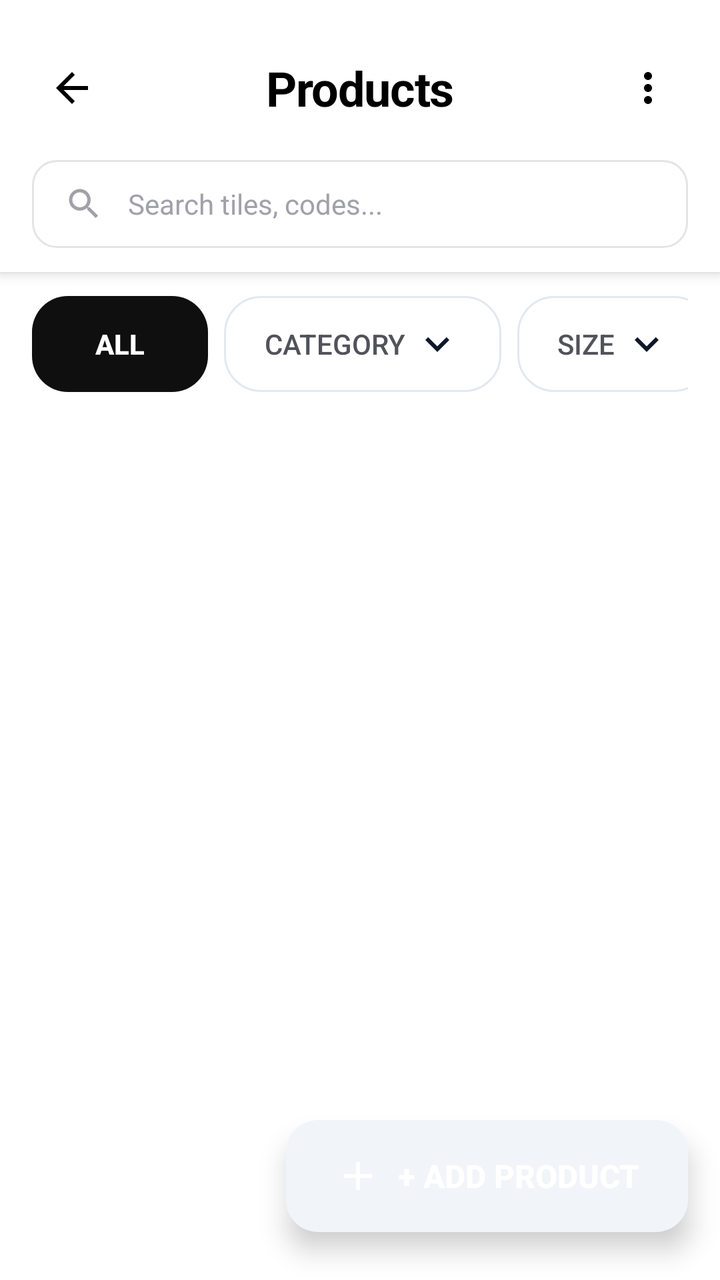
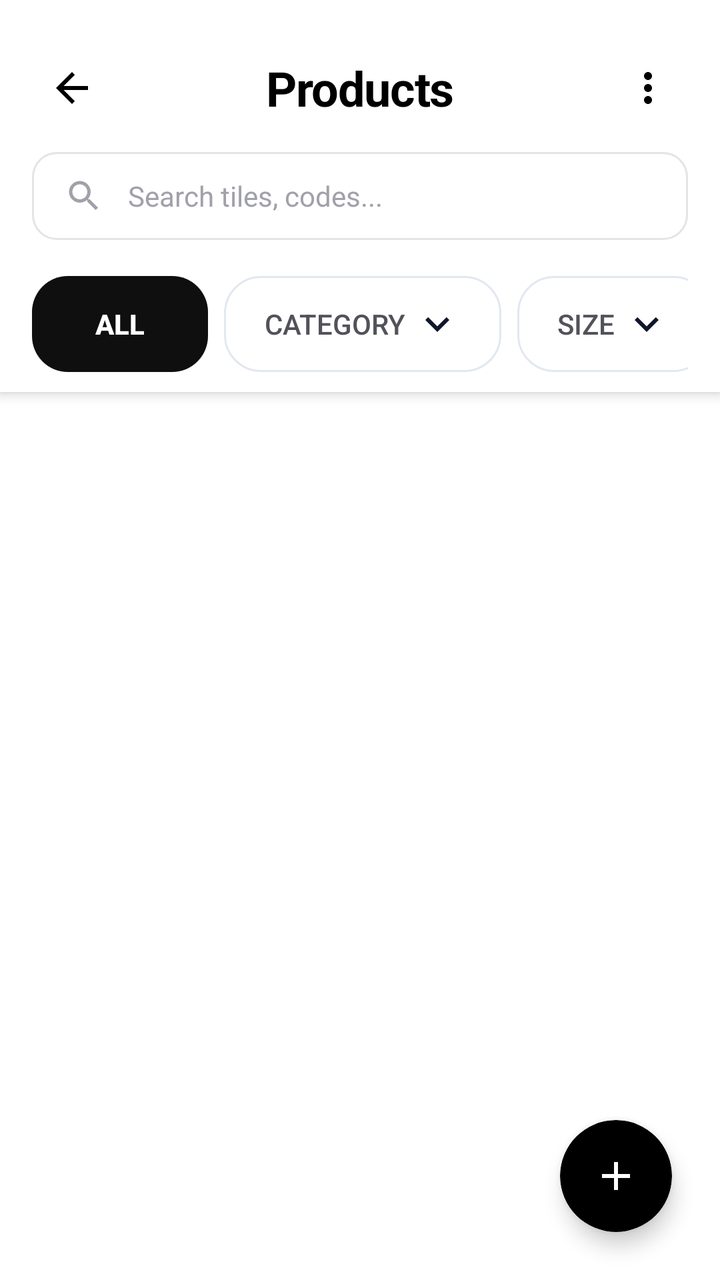

Compare the two renders of this Android layout. The source of the first and the diff that turns it into the second are given below.
<!-- AndroidManifest.xml: activity theme AppTheme -->
<!-- res/layout/activity_products.xml -->
<?xml version="1.0" encoding="utf-8"?>
<RelativeLayout xmlns:android="http://schemas.android.com/apk/res/android"
    xmlns:app="http://schemas.android.com/apk/res-auto"
    android:layout_width="match_parent"
    android:layout_height="match_parent"
    android:background="@color/background_light"
    android:fitsSystemWindows="true">

    
    <ScrollView
        android:layout_width="match_parent"
        android:layout_height="match_parent"
        android:fillViewport="true"
        android:fitsSystemWindows="true">

        <LinearLayout
            android:layout_width="match_parent"
            android:layout_height="wrap_content"
            android:orientation="vertical"
            android:paddingBottom="100dp">

            
            <LinearLayout
                android:layout_width="match_parent"
                android:layout_height="wrap_content"
                android:orientation="vertical"
                android:background="@color/white"
                android:paddingTop="24dp"
                android:paddingBottom="12dp"
                android:elevation="4dp">

                
                <LinearLayout
                    android:layout_width="match_parent"
                    android:layout_height="wrap_content"
                    android:orientation="horizontal"
                    android:paddingHorizontal="16dp"
                    android:paddingBottom="12dp"
                    android:gravity="center_vertical">

                    
                    <ImageView
                        android:id="@+id/btnBack"
                        android:layout_width="40dp"
                        android:layout_height="40dp"
                        android:src="@drawable/ic_arrow_back"
                        android:tint="@color/primary_color"
                        android:background="?attr/selectableItemBackgroundBorderless"
                        android:clickable="true"
                        android:focusable="true"
                        android:padding="8dp" />

                    
                    <TextView
                        android:layout_width="0dp"
                        android:layout_height="wrap_content"
                        android:layout_weight="1"
                        android:text="Products"
                        android:textColor="@color/primary_color"
                        android:textSize="24sp"
                        android:textStyle="bold"
                        android:gravity="center"
                        android:letterSpacing="-0.02" />

                    
                    <ImageView
                        android:id="@+id/btnMore"
                        android:layout_width="40dp"
                        android:layout_height="40dp"
                        android:src="@drawable/ic_more_vert"
                        android:tint="@color/primary_color"
                        android:background="?attr/selectableItemBackgroundBorderless"
                        android:clickable="true"
                        android:focusable="true"
                        android:padding="8dp" />

                </LinearLayout>

                
                <LinearLayout
                    android:layout_width="match_parent"
                    android:layout_height="wrap_content"
                    android:orientation="horizontal"
                    android:paddingHorizontal="16dp"
                    android:paddingTop="4dp">

                    <LinearLayout
                        android:layout_width="match_parent"
                        android:layout_height="wrap_content"
                        android:orientation="horizontal"
                        android:background="@drawable/bg_search_bar"
                        android:paddingVertical="12dp"
                        android:paddingHorizontal="16dp"
                        android:gravity="center_vertical">

                        
                        <ImageView
                            android:layout_width="20dp"
                            android:layout_height="20dp"
                            android:src="@drawable/ic_search"
                            android:tint="@color/zinc_400"
                            android:layout_marginEnd="12dp" />

                        
                        <EditText
                            android:layout_width="0dp"
                            android:layout_height="wrap_content"
                            android:layout_weight="1"
                            android:hint="Search tiles, codes..."
                            android:textColor="@color/primary_color"
                            android:textColorHint="@color/zinc_400"
                            android:textSize="14sp"
                            android:background="@null"
                            android:padding="0dp"
                            android:maxLines="1" />

                    </LinearLayout>

                </LinearLayout>

            </LinearLayout>

            
            <HorizontalScrollView
                android:layout_width="match_parent"
                android:layout_height="wrap_content"
                android:scrollbars="none"
                android:paddingHorizontal="16dp"
                android:paddingVertical="12dp"
                android:background="@color/background_light">

                <LinearLayout
                    android:layout_width="wrap_content"
                    android:layout_height="wrap_content"
                    android:orientation="horizontal"
                    android:gravity="center_vertical">

                    
                    <Button
                        android:id="@+id/btnAll"
                        android:layout_width="wrap_content"
                        android:layout_height="wrap_content"
                        android:text="All"
                        android:textColor="@color/white"
                        android:textSize="14sp"
                        android:textStyle="bold"
                        android:background="@drawable/bg_filter_chip_active"
                        android:paddingVertical="8dp"
                        android:paddingHorizontal="20dp"
                        android:layout_marginEnd="8dp"
                        android:stateListAnimator="@null" />

                    
                    <Button
                        android:id="@+id/btnCategory"
                        android:layout_width="wrap_content"
                        android:layout_height="wrap_content"
                        android:text="Category"
                        android:textColor="@color/zinc_600"
                        android:textSize="14sp"
                        android:drawableEnd="@drawable/ic_expand_more"
                        android:drawablePadding="4dp"
                        android:background="@drawable/bg_filter_chip"
                        android:paddingVertical="8dp"
                        android:paddingHorizontal="20dp"
                        android:layout_marginEnd="8dp"
                        android:stateListAnimator="@null" />

                    
                    <Button
                        android:id="@+id/btnSize"
                        android:layout_width="wrap_content"
                        android:layout_height="wrap_content"
                        android:text="Size"
                        android:textColor="@color/zinc_600"
                        android:textSize="14sp"
                        android:drawableEnd="@drawable/ic_expand_more"
                        android:drawablePadding="4dp"
                        android:background="@drawable/bg_filter_chip"
                        android:paddingVertical="8dp"
                        android:paddingHorizontal="20dp"
                        android:layout_marginEnd="8dp"
                        android:stateListAnimator="@null" />

                    
                    <Button
                        android:id="@+id/btnStock"
                        android:layout_width="wrap_content"
                        android:layout_height="wrap_content"
                        android:text="Stock"
                        android:textColor="@color/zinc_600"
                        android:textSize="14sp"
                        android:drawableEnd="@drawable/ic_expand_more"
                        android:drawablePadding="4dp"
                        android:background="@drawable/bg_filter_chip"
                        android:paddingVertical="8dp"
                        android:paddingHorizontal="20dp"
                        android:stateListAnimator="@null" />

                </LinearLayout>

            </HorizontalScrollView>

            
            <LinearLayout
                android:layout_width="match_parent"
                android:layout_height="wrap_content"
                android:orientation="vertical"
                android:paddingHorizontal="16dp"
                android:paddingTop="8dp"
                android:paddingBottom="24dp">

                <androidx.recyclerview.widget.RecyclerView
                    android:id="@+id/recyclerViewProducts"
                    android:layout_width="match_parent"
                    android:layout_height="wrap_content"
                    android:clipToPadding="false"
                    android:nestedScrollingEnabled="false" />

            </LinearLayout>


        </LinearLayout>

    </ScrollView>

    
    <Button
        android:id="@+id/btnAddProduct"
        android:layout_width="wrap_content"
        android:layout_height="wrap_content"
        android:text="+ Add Product"
        android:textColor="@color/white"
        android:textSize="16sp"
        android:textStyle="bold"
        android:drawableStart="@drawable/ic_add"
        android:drawablePadding="8dp"
        android:background="@drawable/bg_add_button"
        android:paddingVertical="16dp"
        android:paddingHorizontal="24dp"
        android:layout_alignParentBottom="true"
        android:layout_alignParentEnd="true"
        android:layout_marginBottom="24dp"
        android:layout_marginEnd="16dp"
        android:elevation="8dp"
        android:stateListAnimator="@null" />

</RelativeLayout>
<!-- resources referenced by this layout -->
<resources>
  <color name="background_light">#ffffff</color>
  <color name="primary_color">#FF000000</color>
  <color name="white">#FFFFFFFF</color>
  <color name="zinc_400">#a1a1aa</color>
  <color name="zinc_600">#52525b</color>
  <!-- drawable bg_add_button (drawable) -->
  <?xml version="1.0" encoding="utf-8"?>
  <shape xmlns:android="http://schemas.android.com/apk/res/android">
      <solid android:color="@color/slate_100" />
      <corners android:radius="16dp" />
  </shape>
  <!-- drawable bg_filter_chip (drawable) -->
  <?xml version="1.0" encoding="utf-8"?>
  <shape xmlns:android="http://schemas.android.com/apk/res/android">
      <solid android:color="@color/white" />
      <stroke android:width="1dp" android:color="@color/slate_200" />
      <corners android:radius="18dp" />
  </shape>
  <!-- drawable bg_filter_chip_active (drawable) -->
  <?xml version="1.0" encoding="utf-8"?>
  <shape xmlns:android="http://schemas.android.com/apk/res/android">
      <solid android:color="@color/primary" />
      <corners android:radius="18dp" />
  </shape>
  <!-- drawable bg_search_bar (drawable) -->
  <?xml version="1.0" encoding="utf-8"?>
  <shape xmlns:android="http://schemas.android.com/apk/res/android">
      <solid android:color="@color/white" />
      <stroke android:width="1dp" android:color="@color/zinc_200" />
      <corners android:radius="12dp" />
  </shape>
  <!-- drawable ic_add (drawable) -->
  <vector xmlns:android="http://schemas.android.com/apk/res/android"
      android:width="24dp"
      android:height="24dp"
      android:viewportWidth="24"
      android:viewportHeight="24">
      <path
          android:fillColor="@color/white"
          android:pathData="M19 13h-6v6h-2v-6H5v-2h6V5h2v6h6v2z" />
  </vector>
  <!-- drawable ic_arrow_back (drawable) -->
  <?xml version="1.0" encoding="utf-8"?>
  <vector xmlns:android="http://schemas.android.com/apk/res/android"
      android:width="24dp"
      android:height="24dp"
      android:viewportWidth="24"
      android:viewportHeight="24"
      android:tint="@color/slate_900">
      <path
          android:fillColor="@android:color/white"
          android:pathData="M20,11H7.83l5.59,-5.59L12,4l-8,8 8,8 1.41,-1.41L7.83,13H20v-2z"/>
  </vector>
  <!-- drawable ic_expand_more (drawable) -->
  <?xml version="1.0" encoding="utf-8"?>
  <vector xmlns:android="http://schemas.android.com/apk/res/android"
      android:width="24dp"
      android:height="24dp"
      android:viewportWidth="24"
      android:viewportHeight="24"
      android:tint="@color/slate_900">
      <path
          android:fillColor="@android:color/white"
          android:pathData="M16.59,8.59L12,13.17 7.41,8.59 6,10l6,6 6,-6z"/>
  </vector>
  <!-- drawable ic_more_vert (drawable) -->
  <?xml version="1.0" encoding="utf-8"?>
  <vector xmlns:android="http://schemas.android.com/apk/res/android"
      android:width="24dp"
      android:height="24dp"
      android:viewportWidth="24"
      android:viewportHeight="24">
      <path
          android:fillColor="#000000"
          android:pathData="M12,8c1.1,0,2,-0.9,2,-2s-0.9,-2,-2,-2s-2,0.9,-2,2S10.9,8,12,8zM12,10c-1.1,0,-2,0.9,-2,2s0.9,2,2,2s2,-0.9,2,-2S13.1,10,12,10zM12,16c-1.1,0,-2,0.9,-2,2s0.9,2,2,2s2,-0.9,2,-2S13.1,16,12,16z"/>
  </vector>
  <!-- drawable ic_search (drawable) -->
  <vector xmlns:android="http://schemas.android.com/apk/res/android"
      android:width="24dp"
      android:height="24dp"
      android:viewportWidth="24"
      android:viewportHeight="24">
      <path
          android:fillColor="@color/white"
          android:pathData="M15.5 14h-0.79l-0.28-0.27C15.41 12.59 16 11.11 16 9.5 16 5.91 13.09 3 9.5 3S3 5.91 3 9.5 5.91 16 9.5 16c1.61 0 3.09-0.59 4.23-1.57l0.27 0.28v0.79l5 4.99L20.49 19l-4.99-5zm-6 0C7.01 14 5 11.99 5 9.5S7.01 5 9.5 5 14 7.01 14 9.5 11.99 14 9.5 14z" />
  </vector>
  <color name="slate_100">#F1F5F9</color>
  <color name="slate_200">#E2E8F0</color>
  <color name="primary">#0F0F0F</color>
  <color name="zinc_200">#e4e4e7</color>
  <color name="slate_900">#0F172A</color>
  <!-- unchanged entries left out for length: 1 -->
</resources>

<!-- the commit's change to res/layout/activity_products.xml (unified diff, before → after) -->
@@ -7,242 +7,225 @@
     android:fitsSystemWindows="true">
 
     
-    <ScrollView
+    <LinearLayout
+        android:id="@+id/headerSection"
         android:layout_width="match_parent"
-        android:layout_height="match_parent"
-        android:fillViewport="true"
-        android:fitsSystemWindows="true">
-
+        android:layout_height="wrap_content"
+        android:orientation="vertical"
+        android:background="@color/white"
+        android:elevation="4dp"
+        android:layout_alignParentTop="true">
+
+        
         <LinearLayout
             android:layout_width="match_parent"
             android:layout_height="wrap_content"
-            android:orientation="vertical"
-            android:paddingBottom="100dp">
+            android:orientation="horizontal"
+            android:paddingHorizontal="16dp"
+            android:paddingTop="24dp"
+            android:paddingBottom="12dp"
+            android:gravity="center_vertical">
 
             
+            <ImageView
+                android:id="@+id/btnBack"
+                android:layout_width="40dp"
+                android:layout_height="40dp"
+                android:src="@drawable/ic_arrow_back"
+                android:tint="@color/primary_color"
+                android:background="?attr/selectableItemBackgroundBorderless"
+                android:clickable="true"
+                android:focusable="true"
+                android:padding="8dp" />
+
+            
+            <TextView
+                android:layout_width="0dp"
+                android:layout_height="wrap_content"
+                android:layout_weight="1"
+                android:text="Products"
+                android:textColor="@color/primary_color"
+                android:textSize="24sp"
+                android:textStyle="bold"
+                android:gravity="center"
+                android:maxLines="1"
+                android:ellipsize="end"
+                android:letterSpacing="-0.02" />
+
+            
+            <ImageView
+                android:id="@+id/btnMore"
+                android:layout_width="40dp"
+                android:layout_height="40dp"
+                android:src="@drawable/ic_more_vert"
+                android:tint="@color/primary_color"
+                android:background="?attr/selectableItemBackgroundBorderless"
+                android:clickable="true"
+                android:focusable="true"
+                android:padding="8dp" />
+
+        </LinearLayout>
+
+        
+        <LinearLayout
+            android:layout_width="match_parent"
+            android:layout_height="wrap_content"
+            android:orientation="horizontal"
+            android:paddingHorizontal="16dp"
+            android:paddingBottom="8dp">
+
             <LinearLayout
                 android:layout_width="match_parent"
                 android:layout_height="wrap_content"
-                android:orientation="vertical"
-                android:background="@color/white"
-                android:paddingTop="24dp"
-                android:paddingBottom="12dp"
-                android:elevation="4dp">
-
-                
-                <LinearLayout
-                    android:layout_width="match_parent"
-                    android:layout_height="wrap_content"
-                    android:orientation="horizontal"
-                    android:paddingHorizontal="16dp"
-                    android:paddingBottom="12dp"
-                    android:gravity="center_vertical">
-
-                    
-                    <ImageView
-                        android:id="@+id/btnBack"
-                        android:layout_width="40dp"
-                        android:layout_height="40dp"
-                        android:src="@drawable/ic_arrow_back"
-                        android:tint="@color/primary_color"
-                        android:background="?attr/selectableItemBackgroundBorderless"
-                        android:clickable="true"
-                        android:focusable="true"
-                        android:padding="8dp" />
-
-                    
-                    <TextView
-                        android:layout_width="0dp"
-                        android:layout_height="wrap_content"
-                        android:layout_weight="1"
-                        android:text="Products"
-                        android:textColor="@color/primary_color"
-                        android:textSize="24sp"
-                        android:textStyle="bold"
-                        android:gravity="center"
-                        android:letterSpacing="-0.02" />
-
-                    
-                    <ImageView
-                        android:id="@+id/btnMore"
-                        android:layout_width="40dp"
-                        android:layout_height="40dp"
-                        android:src="@drawable/ic_more_vert"
-                        android:tint="@color/primary_color"
-                        android:background="?attr/selectableItemBackgroundBorderless"
-                        android:clickable="true"
-                        android:focusable="true"
-                        android:padding="8dp" />
-
-                </LinearLayout>
-
-                
-                <LinearLayout
-                    android:layout_width="match_parent"
-                    android:layout_height="wrap_content"
-                    android:orientation="horizontal"
-                    android:paddingHorizontal="16dp"
-                    android:paddingTop="4dp">
-
-                    <LinearLayout
-                        android:layout_width="match_parent"
-                        android:layout_height="wrap_content"
-                        android:orientation="horizontal"
-                        android:background="@drawable/bg_search_bar"
-                        android:paddingVertical="12dp"
-                        android:paddingHorizontal="16dp"
-                        android:gravity="center_vertical">
-
-                        
-                        <ImageView
-                            android:layout_width="20dp"
-                            android:layout_height="20dp"
-                            android:src="@drawable/ic_search"
-                            android:tint="@color/zinc_400"
-                            android:layout_marginEnd="12dp" />
-
-                        
-                        <EditText
-                            android:layout_width="0dp"
-                            android:layout_height="wrap_content"
-                            android:layout_weight="1"
-                            android:hint="Search tiles, codes..."
-                            android:textColor="@color/primary_color"
-                            android:textColorHint="@color/zinc_400"
-                            android:textSize="14sp"
-                            android:background="@null"
-                            android:padding="0dp"
-                            android:maxLines="1" />
-
-                    </LinearLayout>
-
-                </LinearLayout>
+                android:orientation="horizontal"
+                android:background="@drawable/bg_search_bar"
+                android:paddingVertical="12dp"
+                android:paddingHorizontal="16dp"
+                android:gravity="center_vertical">
+
+                
+                <ImageView
+                    android:layout_width="20dp"
+                    android:layout_height="20dp"
+                    android:src="@drawable/ic_search"
+                    android:tint="@color/zinc_400"
+                    android:layout_marginEnd="12dp" />
+
+                
+                <EditText
+                    android:layout_width="0dp"
+                    android:layout_height="wrap_content"
+                    android:layout_weight="1"
+                    android:hint="Search tiles, codes..."
+                    android:textColor="@color/primary_color"
+                    android:textColorHint="@color/zinc_400"
+                    android:textSize="14sp"
+                    android:background="@null"
+                    android:padding="0dp"
+                    android:maxLines="1" />
 
             </LinearLayout>
 
-            
-            <HorizontalScrollView
-                android:layout_width="match_parent"
+        </LinearLayout>
+
+        
+        <HorizontalScrollView
+            android:layout_width="match_parent"
+            android:layout_height="wrap_content"
+            android:scrollbars="none"
+            android:paddingHorizontal="16dp"
+            android:paddingVertical="10dp"
+            android:background="@color/white">
+
+            <LinearLayout
+                android:layout_width="wrap_content"
                 android:layout_height="wrap_content"
-                android:scrollbars="none"
-                android:paddingHorizontal="16dp"
-                android:paddingVertical="12dp"
-                android:background="@color/background_light">
-
-                <LinearLayout
-                    android:layout_width="wrap_content"
-                    android:layout_height="wrap_content"
-                    android:orientation="horizontal"
-                    android:gravity="center_vertical">
-
-                    
-                    <Button
-                        android:id="@+id/btnAll"
-                        android:layout_width="wrap_content"
-                        android:layout_height="wrap_content"
-                        android:text="All"
-                        android:textColor="@color/white"
-                        android:textSize="14sp"
-                        android:textStyle="bold"
-                        android:background="@drawable/bg_filter_chip_active"
-                        android:paddingVertical="8dp"
-                        android:paddingHorizontal="20dp"
-                        android:layout_marginEnd="8dp"
-                        android:stateListAnimator="@null" />
-
-                    
-                    <Button
-                        android:id="@+id/btnCategory"
-                        android:layout_width="wrap_content"
-                        android:layout_height="wrap_content"
-                        android:text="Category"
-                        android:textColor="@color/zinc_600"
-                        android:textSize="14sp"
-                        android:drawableEnd="@drawable/ic_expand_more"
-                        android:drawablePadding="4dp"
-                        android:background="@drawable/bg_filter_chip"
-                        android:paddingVertical="8dp"
-                        android:paddingHorizontal="20dp"
-                        android:layout_marginEnd="8dp"
-                        android:stateListAnimator="@null" />
-
-                    
-                    <Button
-                        android:id="@+id/btnSize"
-                        android:layout_width="wrap_content"
-                        android:layout_height="wrap_content"
-                        android:text="Size"
-                        android:textColor="@color/zinc_600"
-                        android:textSize="14sp"
-                        android:drawableEnd="@drawable/ic_expand_more"
-                        android:drawablePadding="4dp"
-                        android:background="@drawable/bg_filter_chip"
-                        android:paddingVertical="8dp"
-                        android:paddingHorizontal="20dp"
-                        android:layout_marginEnd="8dp"
-                        android:stateListAnimator="@null" />
-
-                    
-                    <Button
-                        android:id="@+id/btnStock"
-                        android:layout_width="wrap_content"
-                        android:layout_height="wrap_content"
-                        android:text="Stock"
-                        android:textColor="@color/zinc_600"
-                        android:textSize="14sp"
-                        android:drawableEnd="@drawable/ic_expand_more"
-                        android:drawablePadding="4dp"
-                        android:background="@drawable/bg_filter_chip"
-                        android:paddingVertical="8dp"
-                        android:paddingHorizontal="20dp"
-                        android:stateListAnimator="@null" />
-
-                </LinearLayout>
-
-            </HorizontalScrollView>
-
-            
-            <LinearLayout
-                android:layout_width="match_parent"
-                android:layout_height="wrap_content"
-                android:orientation="vertical"
-                android:paddingHorizontal="16dp"
-                android:paddingTop="8dp"
-                android:paddingBottom="24dp">
-
-                <androidx.recyclerview.widget.RecyclerView
-                    android:id="@+id/recyclerViewProducts"
-                    android:layout_width="match_parent"
-                    android:layout_height="wrap_content"
-                    android:clipToPadding="false"
-                    android:nestedScrollingEnabled="false" />
+                android:orientation="horizontal"
+                android:gravity="center_vertical">
+
+                
+                <Button
+                    android:id="@+id/btnAll"
+                    android:layout_width="wrap_content"
+                    android:layout_height="wrap_content"
+                    android:text="All"
+                    android:textColor="@color/white"
+                    android:textSize="14sp"
+                    android:textStyle="bold"
+                    android:background="@drawable/bg_filter_chip_active"
+                    android:paddingVertical="8dp"
+                    android:paddingHorizontal="20dp"
+                    android:layout_marginEnd="8dp"
+                    android:stateListAnimator="@null" />
+
+                
+                <Button
+                    android:id="@+id/btnCategory"
+                    android:layout_width="wrap_content"
+                    android:layout_height="wrap_content"
+                    android:text="Category"
+                    android:textColor="@color/zinc_600"
+                    android:textSize="14sp"
+                    android:drawableEnd="@drawable/ic_expand_more"
+                    android:drawablePadding="4dp"
+                    android:background="@drawable/bg_filter_chip"
+                    android:paddingVertical="8dp"
+                    android:paddingHorizontal="20dp"
+                    android:layout_marginEnd="8dp"
+                    android:stateListAnimator="@null" />
+
+                
+                <Button
+                    android:id="@+id/btnSize"
+                    android:layout_width="wrap_content"
+                    android:layout_height="wrap_content"
+                    android:text="Size"
+                    android:textColor="@color/zinc_600"
+                    android:textSize="14sp"
+                    android:drawableEnd="@drawable/ic_expand_more"
+                    android:drawablePadding="4dp"
+                    android:background="@drawable/bg_filter_chip"
+                    android:paddingVertical="8dp"
+                    android:paddingHorizontal="20dp"
+                    android:layout_marginEnd="8dp"
+                    android:stateListAnimator="@null" />
+
+                
+                <Button
+                    android:id="@+id/btnStock"
+                    android:layout_width="wrap_content"
+                    android:layout_height="wrap_content"
+                    android:text="Stock"
+                    android:textColor="@color/zinc_600"
+                    android:textSize="14sp"
+                    android:drawableEnd="@drawable/ic_expand_more"
+                    android:drawablePadding="4dp"
+                    android:background="@drawable/bg_filter_chip"
+                    android:paddingVertical="8dp"
+                    android:paddingHorizontal="20dp"
+                    android:stateListAnimator="@null" />
 
             </LinearLayout>
 
-
-        </LinearLayout>
-
-    </ScrollView>
+        </HorizontalScrollView>
+
+    </LinearLayout>
 
     
-    <Button
+    <androidx.recyclerview.widget.RecyclerView
+        android:id="@+id/recyclerViewProducts"
+        android:layout_width="match_parent"
+        android:layout_height="match_parent"
+        android:layout_below="@id/headerSection"
+        android:clipToPadding="false"
+        android:paddingHorizontal="16dp"
+        android:paddingTop="8dp"
+        android:paddingBottom="90dp"
+        android:scrollbars="vertical" />
+
+    
+    <androidx.cardview.widget.CardView
         android:id="@+id/btnAddProduct"
-        android:layout_width="wrap_content"
-        android:layout_height="wrap_content"
-        android:text="+ Add Product"
-        android:textColor="@color/white"
-        android:textSize="16sp"
-        android:textStyle="bold"
-        android:drawableStart="@drawable/ic_add"
-        android:drawablePadding="8dp"
-        android:background="@drawable/bg_add_button"
-        android:paddingVertical="16dp"
-        android:paddingHorizontal="24dp"
+        android:layout_width="56dp"
+        android:layout_height="56dp"
+        app:cardCornerRadius="28dp"
+        app:cardElevation="6dp"
+        app:cardBackgroundColor="#000000"
         android:layout_alignParentBottom="true"
         android:layout_alignParentEnd="true"
         android:layout_marginBottom="24dp"
-        android:layout_marginEnd="16dp"
-        android:elevation="8dp"
-        android:stateListAnimator="@null" />
+        android:layout_marginEnd="24dp"
+        android:clickable="true"
+        android:focusable="true"
+        android:foreground="?attr/selectableItemBackground">
+
+        <ImageView
+            android:layout_width="24dp"
+            android:layout_height="24dp"
+            android:src="@drawable/ic_add"
+            android:tint="@color/white"
+            android:layout_gravity="center" />
+
+    </androidx.cardview.widget.CardView>
 
 </RelativeLayout>
<!-- resource entries referenced after the edit -->
@@ -5,12 +5,6 @@
   <color name="white">#FFFFFFFF</color>
   <color name="zinc_400">#a1a1aa</color>
   <color name="zinc_600">#52525b</color>
-  <!-- drawable bg_add_button (drawable) -->
-  <?xml version="1.0" encoding="utf-8"?>
-  <shape xmlns:android="http://schemas.android.com/apk/res/android">
-      <solid android:color="@color/slate_100" />
-      <corners android:radius="16dp" />
-  </shape>
   <!-- drawable bg_filter_chip (drawable) -->
   <?xml version="1.0" encoding="utf-8"?>
   <shape xmlns:android="http://schemas.android.com/apk/res/android">
@@ -86,7 +80,6 @@
           android:fillColor="@color/white"
           android:pathData="M15.5 14h-0.79l-0.28-0.27C15.41 12.59 16 11.11 16 9.5 16 5.91 13.09 3 9.5 3S3 5.91 3 9.5 5.91 16 9.5 16c1.61 0 3.09-0.59 4.23-1.57l0.27 0.28v0.79l5 4.99L20.49 19l-4.99-5zm-6 0C7.01 14 5 11.99 5 9.5S7.01 5 9.5 5 14 7.01 14 9.5 11.99 14 9.5 14z" />
   </vector>
-  <color name="slate_100">#F1F5F9</color>
   <color name="slate_200">#E2E8F0</color>
   <color name="primary">#0F0F0F</color>
   <color name="zinc_200">#e4e4e7</color>
